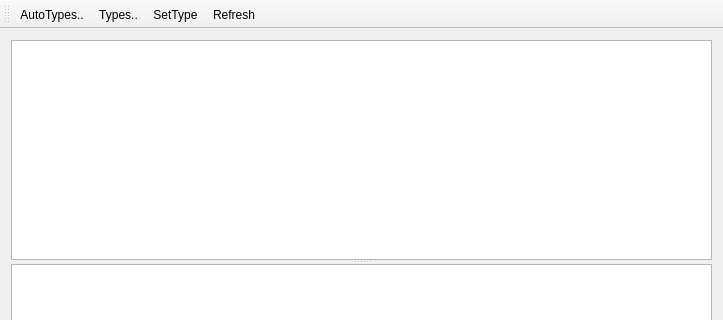
Qt form trackerwindow.ui (ak239/easy.time.tracker) before a commit; both pictures show x 0 to 723 and y 0 to 320 of the 723 by 517 pixel window.
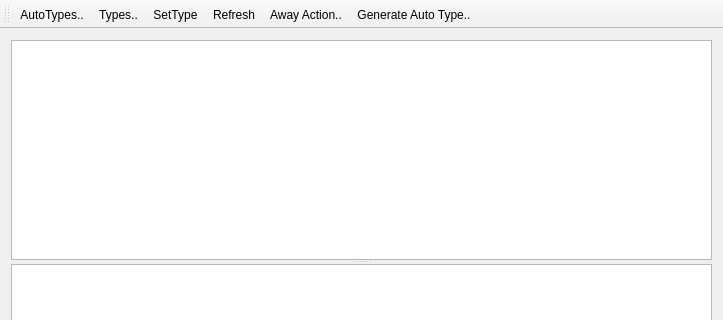
The same form after that commit.

What changed in the file:
```diff
--- a/trackerwindow.ui
+++ b/trackerwindow.ui
@@ -57,6 +57,8 @@
    <addaction name="actionTypes"/>
    <addaction name="actionSetType"/>
    <addaction name="actionRefresh"/>
+   <addaction name="actionAway_Action"/>
+   <addaction name="actionGenerate_Auto_Type"/>
   </widget>
   <widget class="QStatusBar" name="statusBar"/>
   <action name="actionAutoTypes">
@@ -79,6 +81,16 @@
     <string>Refresh</string>
    </property>
   </action>
+  <action name="actionAway_Action">
+   <property name="text">
+    <string>Away Action..</string>
+   </property>
+  </action>
+  <action name="actionGenerate_Auto_Type">
+   <property name="text">
+    <string>Generate Auto Type..</string>
+   </property>
+  </action>
  </widget>
  <layoutdefault spacing="6" margin="11"/>
  <resources/>
```
